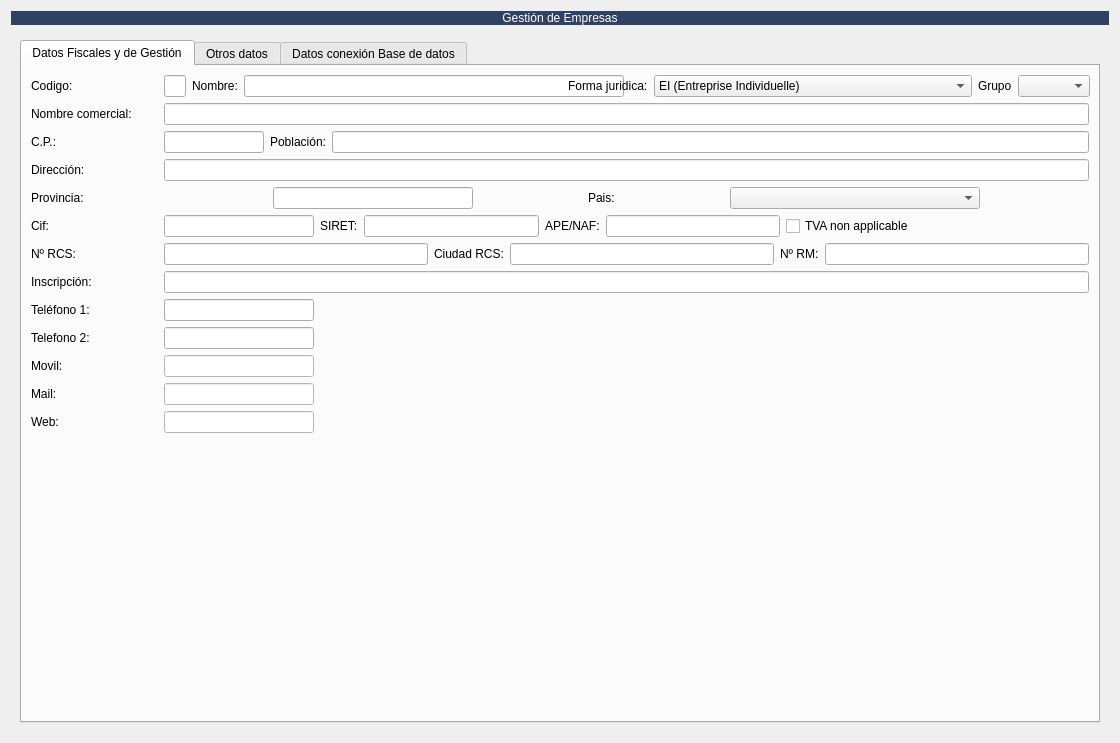
Before: the Qt Designer form app/ui/frmempresas.ui in MarcArtStudio3D/creative_ERP, drawn with Qt 5.
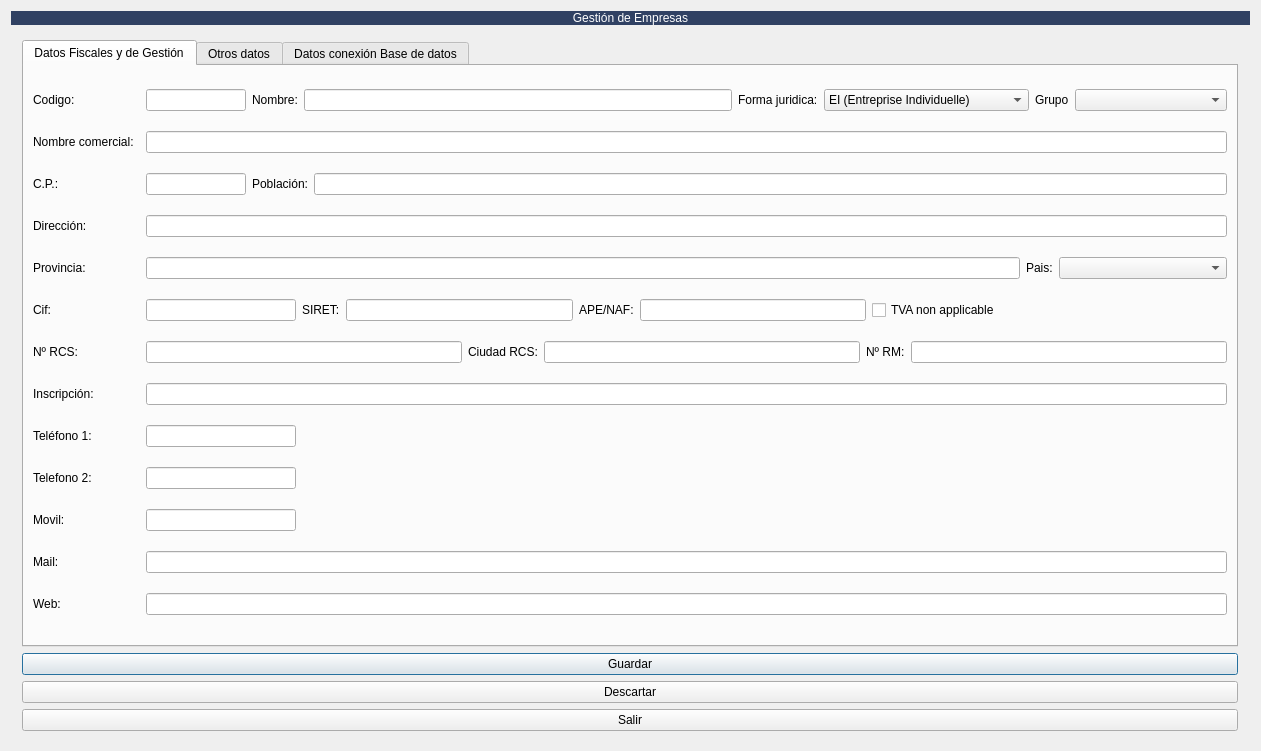
After: the same form once the commit is applied. The open tabs and pages were chosen to show the change. Icons and pictures are not drawn.

Commit message: feat: Implement Empresas module controller and refactor its UI form with new save/discard actions.

Diff of the .ui file:
```diff
--- a/app/ui/frmempresas.ui
+++ b/app/ui/frmempresas.ui
@@ -6,8 +6,8 @@
    <rect>
     <x>0</x>
     <y>0</y>
-    <width>1116</width>
-    <height>743</height>
+    <width>1261</width>
+    <height>751</height>
    </rect>
   </property>
   <property name="windowTitle">
@@ -40,11 +40,29 @@
      </property>
      <widget class="QWidget" name="create_page_empresa">
       <layout class="QGridLayout" name="gridLayout_14">
+       <item row="3" column="0">
+        <widget class="QPushButton" name="btn_guardar_nuevo">
+         <property name="text">
+          <string>Guardar</string>
+         </property>
+         <property name="icon">
+          <iconset>
+           <normaloff>:/Icons/PNG/Save.png</normaloff>:/Icons/PNG/Save.png</iconset>
+         </property>
+        </widget>
+       </item>
+       <item row="4" column="0">
+        <widget class="QPushButton" name="pushButton">
+         <property name="text">
+          <string>Descartar</string>
+         </property>
+        </widget>
+       </item>
        <item row="2" column="0">
         <widget class="QTabWidget" name="tabWidget">
          <property name="maximumSize">
           <size>
-           <width>1080</width>
+           <width>1216</width>
            <height>16777215</height>
           </size>
          </property>
@@ -59,15 +77,8 @@
            <string>Datos Fiscales y de Gestión</string>
           </attribute>
           <layout class="QGridLayout" name="gridLayout_12">
-           <item row="3" column="2">
-            <widget class="QLineEdit" name="txtdireccion1">
-             <property name="clearButtonEnabled">
-              <bool>true</bool>
-             </property>
-            </widget>
-           </item>
-           <item row="14" column="0" colspan="2">
-            <widget class="QLabel" name="label_21">
+           <item row="6" column="0">
+            <widget class="QLabel" name="label_22">
              <property name="sizePolicy">
               <sizepolicy hsizetype="Maximum" vsizetype="Preferred">
                <horstretch>0</horstretch>
@@ -76,28 +87,12 @@
              </property>
              <property name="minimumSize">
               <size>
-               <width>80</width>
+               <width>66</width>
                <height>0</height>
               </size>
              </property>
              <property name="text">
-              <string>Web:</string>
-             </property>
-            </widget>
-           </item>
-           <item row="1" column="2">
-            <widget class="QLineEdit" name="txtNombreComercial"/>
-           </item>
-           <item row="9" column="0" colspan="2">
-            <widget class="QLabel" name="label_23">
-             <property name="sizePolicy">
-              <sizepolicy hsizetype="Maximum" vsizetype="Preferred">
-               <horstretch>0</horstretch>
-               <verstretch>0</verstretch>
-              </sizepolicy>
-             </property>
-             <property name="text">
-              <string>Inscripción:</string>
+              <string>Cif:</string>
              </property>
             </widget>
            </item>
@@ -120,79 +115,39 @@
              </property>
             </widget>
            </item>
-           <item row="15" column="1">
-            <spacer name="verticalSpacer_9">
-             <property name="orientation">
-              <enum>Qt::Orientation::Vertical</enum>
+           <item row="15" column="3">
+            <widget class="QLineEdit" name="txtcMail"/>
+           </item>
+           <item row="7" column="0">
+            <widget class="QLabel" name="label_53">
+             <property name="text">
+              <string>Nº RCS:</string>
              </property>
-             <property name="sizeHint" stdset="0">
+            </widget>
+           </item>
+           <item row="0" column="0">
+            <widget class="QLabel" name="label_74">
+             <property name="text">
+              <string>Codigo:</string>
+             </property>
+            </widget>
+           </item>
+           <item row="10" column="3">
+            <widget class="QLineEdit" name="txttelefono1">
+             <property name="maximumSize">
               <size>
-               <width>20</width>
-               <height>136</height>
+               <width>150</width>
+               <height>16777215</height>
               </size>
              </property>
-            </spacer>
-           </item>
-           <item row="2" column="0">
-            <widget class="QLabel" name="label_14">
-             <property name="sizePolicy">
-              <sizepolicy hsizetype="Maximum" vsizetype="Preferred">
-               <horstretch>0</horstretch>
-               <verstretch>0</verstretch>
-              </sizepolicy>
-             </property>
              <property name="text">
-              <string>C.P.:</string>
+              <string/>
              </property>
-            </widget>
-           </item>
-           <item row="9" column="2">
-            <widget class="QLineEdit" name="txtcInscripcion">
              <property name="clearButtonEnabled">
               <bool>true</bool>
              </property>
             </widget>
            </item>
-           <item row="5" column="2">
-            <layout class="QHBoxLayout" name="horizontalLayout_2">
-             <item>
-              <widget class="QLineEdit" name="txtprovincia">
-               <property name="maximumSize">
-                <size>
-                 <width>200</width>
-                 <height>16777215</height>
-                </size>
-               </property>
-               <property name="clearButtonEnabled">
-                <bool>true</bool>
-               </property>
-              </widget>
-             </item>
-             <item>
-              <widget class="QLabel" name="label_16">
-               <property name="sizePolicy">
-                <sizepolicy hsizetype="Maximum" vsizetype="Preferred">
-                 <horstretch>0</horstretch>
-                 <verstretch>0</verstretch>
-                </sizepolicy>
-               </property>
-               <property name="text">
-                <string>Pais:</string>
-               </property>
-              </widget>
-             </item>
-             <item>
-              <widget class="QComboBox" name="cboPais_create">
-               <property name="maximumSize">
-                <size>
-                 <width>250</width>
-                 <height>16777215</height>
-                </size>
-               </property>
-              </widget>
-             </item>
-            </layout>
-           </item>
            <item row="5" column="0" colspan="2">
             <widget class="QLabel" name="label_15">
              <property name="sizePolicy">
@@ -206,6 +161,77 @@
              </property>
             </widget>
            </item>
+           <item row="9" column="3">
+            <widget class="QLineEdit" name="txtcInscripcion">
+             <property name="clearButtonEnabled">
+              <bool>true</bool>
+             </property>
+            </widget>
+           </item>
+           <item row="13" column="3">
+            <widget class="QLineEdit" name="txtMovil">
+             <property name="maximumSize">
+              <size>
+               <width>150</width>
+               <height>16777215</height>
+              </size>
+             </property>
+            </widget>
+           </item>
+           <item row="11" column="3">
+            <widget class="QLineEdit" name="txttelefono2">
+             <property name="maximumSize">
+              <size>
+               <width>150</width>
+               <height>16777215</height>
+              </size>
+             </property>
+             <property name="text">
+              <string/>
+             </property>
+             <property name="clearButtonEnabled">
+              <bool>true</bool>
+             </property>
+            </widget>
+           </item>
+           <item row="16" column="3">
+            <widget class="QLineEdit" name="txtweb"/>
+           </item>
+           <item row="13" column="0">
+            <widget class="QLabel" name="label_19">
+             <property name="sizePolicy">
+              <sizepolicy hsizetype="Maximum" vsizetype="Preferred">
+               <horstretch>0</horstretch>
+               <verstretch>0</verstretch>
+              </sizepolicy>
+             </property>
+             <property name="minimumSize">
+              <size>
+               <width>80</width>
+               <height>0</height>
+              </size>
+             </property>
+             <property name="text">
+              <string>Movil:</string>
+             </property>
+            </widget>
+           </item>
+           <item row="1" column="3">
+            <widget class="QLineEdit" name="txtNombreComercial"/>
+           </item>
+           <item row="9" column="0" colspan="2">
+            <widget class="QLabel" name="label_23">
+             <property name="sizePolicy">
+              <sizepolicy hsizetype="Maximum" vsizetype="Preferred">
+               <horstretch>0</horstretch>
+               <verstretch>0</verstretch>
+              </sizepolicy>
+             </property>
+             <property name="text">
+              <string>Inscripción:</string>
+             </property>
+            </widget>
+           </item>
            <item row="3" column="0" colspan="2">
             <widget class="QLabel" name="label_13">
              <property name="sizePolicy">
@@ -219,7 +245,7 @@
              </property>
             </widget>
            </item>
-           <item row="7" column="2">
+           <item row="7" column="3">
             <layout class="QHBoxLayout" name="horizontalLayout_7">
              <item>
               <widget class="QLineEdit" name="lineEdit_4"/>
@@ -246,86 +272,65 @@
              </item>
             </layout>
            </item>
-           <item row="6" column="2">
-            <layout class="QHBoxLayout" name="horizontalLayout_6">
+           <item row="15" column="0">
+            <widget class="QLabel" name="label_20">
+             <property name="sizePolicy">
+              <sizepolicy hsizetype="Maximum" vsizetype="Preferred">
+               <horstretch>0</horstretch>
+               <verstretch>0</verstretch>
+              </sizepolicy>
+             </property>
+             <property name="minimumSize">
+              <size>
+               <width>80</width>
+               <height>0</height>
+              </size>
+             </property>
+             <property name="text">
+              <string>Mail:</string>
+             </property>
+            </widget>
+           </item>
+           <item row="5" column="3">
+            <layout class="QHBoxLayout" name="horizontalLayout_2">
              <item>
-              <widget class="QLineEdit" name="txtcif">
-               <property name="maximumSize">
-                <size>
-                 <width>150</width>
-                 <height>16777215</height>
-                </size>
-               </property>
+              <widget class="QLineEdit" name="txtprovincia">
                <property name="clearButtonEnabled">
                 <bool>true</bool>
                </property>
               </widget>
              </item>
              <item>
-              <widget class="QLabel" name="label_32">
-               <property name="text">
-                <string>SIRET:</string>
+              <widget class="QLabel" name="label_16">
+               <property name="sizePolicy">
+                <sizepolicy hsizetype="Maximum" vsizetype="Preferred">
+                 <horstretch>0</horstretch>
+                 <verstretch>0</verstretch>
+                </sizepolicy>
                </property>
-              </widget>
-             </item>
-             <item>
-              <widget class="QLineEdit" name="lineEdit_2"/>
-             </item>
-             <item>
-              <widget class="QLabel" name="label_34">
                <property name="text">
-                <string>APE/NAF:</string>
+                <string>Pais:</string>
                </property>
               </widget>
              </item>
              <item>
-              <widget class="QLineEdit" name="lineEdit_3"/>
-             </item>
-             <item>
-              <widget class="QCheckBox" name="chkTVA">
-               <property name="text">
-                <string>TVA non applicable</string>
+              <widget class="QComboBox" name="cboPais_create">
+               <property name="minimumSize">
+                <size>
+                 <width>168</width>
+                 <height>0</height>
+                </size>
                </property>
-              </widget>
-             </item>
-             <item>
-              <spacer name="horizontalSpacer_9">
-               <property name="orientation">
-                <enum>Qt::Orientation::Horizontal</enum>
-               </property>
-               <property name="sizeHint" stdset="0">
+               <property name="maximumSize">
                 <size>
-                 <width>40</width>
-                 <height>20</height>
+                 <width>250</width>
+                 <height>16777215</height>
                 </size>
                </property>
-              </spacer>
+              </widget>
              </item>
             </layout>
            </item>
-           <item row="10" column="2">
-            <widget class="QLineEdit" name="txttelefono1">
-             <property name="maximumSize">
-              <size>
-               <width>150</width>
-               <height>16777215</height>
-              </size>
-             </property>
-             <property name="text">
-              <string/>
-             </property>
-             <property name="clearButtonEnabled">
-              <bool>true</bool>
-             </property>
-            </widget>
-           </item>
-           <item row="0" column="0">
-            <widget class="QLabel" name="label_74">
-             <property name="text">
-              <string>Codigo:</string>
-             </property>
-            </widget>
-           </item>
            <item row="11" column="0" colspan="2">
             <widget class="QLabel" name="label_18">
              <property name="sizePolicy">
@@ -345,27 +350,8 @@
              </property>
             </widget>
            </item>
-           <item row="13" column="2">
-            <widget class="QLineEdit" name="txtcMail">
-             <property name="maximumSize">
-              <size>
-               <width>150</width>
-               <height>16777215</height>
-              </size>
-             </property>
-             <property name="styleSheet">
-              <string notr="true">background-color: rgb(255, 255, 255);</string>
-             </property>
-             <property name="text">
-              <string/>
-             </property>
-             <property name="clearButtonEnabled">
-              <bool>true</bool>
-             </property>
-            </widget>
-           </item>
-           <item row="6" column="0">
-            <widget class="QLabel" name="label_22">
+           <item row="16" column="0" colspan="2">
+            <widget class="QLabel" name="label_21">
              <property name="sizePolicy">
               <sizepolicy hsizetype="Maximum" vsizetype="Preferred">
                <horstretch>0</horstretch>
@@ -374,16 +360,16 @@
              </property>
              <property name="minimumSize">
               <size>
-               <width>66</width>
+               <width>80</width>
                <height>0</height>
               </size>
              </property>
              <property name="text">
-              <string>Cif:</string>
+              <string>Web:</string>
              </property>
             </widget>
            </item>
-           <item row="0" column="2">
+           <item row="0" column="3">
             <layout class="QHBoxLayout" name="horizontalLayout_4">
              <item>
               <widget class="QLineEdit" name="txtcodigo">
@@ -412,10 +398,16 @@
               <widget class="QLineEdit" name="txtEmpresa">
                <property name="minimumSize">
                 <size>
-                 <width>380</width>
+                 <width>332</width>
                  <height>0</height>
                 </size>
                </property>
+               <property name="maximumSize">
+                <size>
+                 <width>16777215</width>
+                 <height>16777215</height>
+                </size>
+               </property>
                <property name="readOnly">
                 <bool>false</bool>
                </property>
@@ -433,6 +425,12 @@
              </item>
              <item>
               <widget class="QComboBox" name="cboFormajuridica">
+               <property name="maximumSize">
+                <size>
+                 <width>205</width>
+                 <height>16777215</height>
+                </size>
+               </property>
                <property name="sizeAdjustPolicy">
                 <enum>QComboBox::SizeAdjustPolicy::AdjustToContents</enum>
                </property>
@@ -505,6 +503,12 @@
              </item>
              <item>
               <widget class="QComboBox" name="cboGrupoEmpresa">
+               <property name="minimumSize">
+                <size>
+                 <width>152</width>
+                 <height>0</height>
+                </size>
+               </property>
                <property name="editable">
                 <bool>false</bool>
                </property>
@@ -512,41 +516,73 @@
              </item>
             </layout>
            </item>
-           <item row="13" column="0" colspan="2">
-            <widget class="QLabel" name="label_20">
+           <item row="6" column="3">
+            <layout class="QHBoxLayout" name="horizontalLayout_6">
+             <item>
+              <widget class="QLineEdit" name="txtcif">
+               <property name="maximumSize">
+                <size>
+                 <width>150</width>
+                 <height>16777215</height>
+                </size>
+               </property>
+               <property name="clearButtonEnabled">
+                <bool>true</bool>
+               </property>
+              </widget>
+             </item>
+             <item>
+              <widget class="QLabel" name="label_32">
+               <property name="text">
+                <string>SIRET:</string>
+               </property>
+              </widget>
+             </item>
+             <item>
+              <widget class="QLineEdit" name="lineEdit_2"/>
+             </item>
+             <item>
+              <widget class="QLabel" name="label_34">
+               <property name="text">
+                <string>APE/NAF:</string>
+               </property>
+              </widget>
+             </item>
+             <item>
+              <widget class="QLineEdit" name="lineEdit_3"/>
+             </item>
+             <item>
+              <widget class="QCheckBox" name="chkTVA">
+               <property name="text">
+                <string>TVA non applicable</string>
+               </property>
+              </widget>
+             </item>
+             <item>
+              <spacer name="horizontalSpacer_9">
+               <property name="orientation">
+                <enum>Qt::Orientation::Horizontal</enum>
+               </property>
+               <property name="sizeHint" stdset="0">
+                <size>
+                 <width>40</width>
+                 <height>20</height>
+                </size>
+               </property>
+              </spacer>
+             </item>
+            </layout>
+           </item>
+           <item row="2" column="0">
+            <widget class="QLabel" name="label_14">
              <property name="sizePolicy">
               <sizepolicy hsizetype="Maximum" vsizetype="Preferred">
                <horstretch>0</horstretch>
                <verstretch>0</verstretch>
               </sizepolicy>
              </property>
-             <property name="minimumSize">
-              <size>
-               <width>80</width>
-               <height>0</height>
-              </size>
-             </property>
              <property name="text">
-              <string>Mail:</string>
-             </property>
-            </widget>
-           </item>
-           <item row="14" column="2">
-            <widget class="QLineEdit" name="txtweb">
-             <property name="maximumSize">
-              <size>
-               <width>150</width>
-               <height>16777215</height>
-              </size>
-             </property>
-             <property name="styleSheet">
-              <string notr="true">background-color: rgb(255, 255, 255);</string>
-             </property>
-             <property name="text">
-              <string/>
-             </property>
-             <property name="clearButtonEnabled">
-              <bool>true</bool>
+              <string>C.P.:</string>
              </property>
             </widget>
            </item>
@@ -557,14 +593,7 @@
              </property>
             </widget>
            </item>
-           <item row="7" column="0">
-            <widget class="QLabel" name="label_53">
-             <property name="text">
-              <string>Nº RCS:</string>
-             </property>
-            </widget>
-           </item>
-           <item row="2" column="2">
+           <item row="2" column="3">
             <layout class="QHBoxLayout" name="horizontalLayout">
              <item>
               <widget class="QLineEdit" name="txtcp">
@@ -595,55 +624,8 @@
              </item>
             </layout>
            </item>
-           <item row="11" column="2">
-            <widget class="QLineEdit" name="txttelefono2">
-             <property name="maximumSize">
-              <size>
-               <width>150</width>
-               <height>16777215</height>
-              </size>
-             </property>
-             <property name="text">
-              <string/>
-             </property>
-             <property name="clearButtonEnabled">
-              <bool>true</bool>
-             </property>
-            </widget>
-           </item>
-           <item row="12" column="0" colspan="2">
-            <widget class="QLabel" name="label_19">
-             <property name="sizePolicy">
-              <sizepolicy hsizetype="Maximum" vsizetype="Preferred">
-               <horstretch>0</horstretch>
-               <verstretch>0</verstretch>
-              </sizepolicy>
-             </property>
-             <property name="minimumSize">
-              <size>
-               <width>80</width>
-               <height>0</height>
-              </size>
-             </property>
-             <property name="text">
-              <string>Movil:</string>
-             </property>
-            </widget>
-           </item>
-           <item row="12" column="2">
-            <widget class="QLineEdit" name="txtMovil">
-             <property name="maximumSize">
-              <size>
-               <width>150</width>
-               <height>16777215</height>
-              </size>
-             </property>
-             <property name="styleSheet">
-              <string notr="true">background-color: rgb(255, 255, 255);</string>
-             </property>
-             <property name="text">
-              <string/>
-             </property>
+           <item row="3" column="3">
+            <widget class="QLineEdit" name="txtdireccion1">
              <property name="clearButtonEnabled">
               <bool>true</bool>
              </property>
@@ -2159,41 +2141,99 @@
              </layout>
             </widget>
            </item>
-           <item row="4" column="2">
-            <widget class="QPushButton" name="pushButton">
-             <property name="text">
-              <string>Descartar</string>
+           <item row="2" column="1" rowspan="4" colspan="4">
+            <widget class="QGroupBox" name="groupBox_9">
+             <property name="title">
+              <string>Datos Acceso Postgre SQL(Recomendado para empresas con más de 10 ordenadores)</string>
              </property>
-            </widget>
-           </item>
-           <item row="3" column="2">
-            <widget class="QPushButton" name="btn_guardar_nuevo">
-             <property name="text">
-              <string>Guardar</string>
-             </property>
-             <property name="icon">
-              <iconset>
-               <normaloff>:/Icons/PNG/Save.png</normaloff>:/Icons/PNG/Save.png</iconset>
-             </property>
-            </widget>
-           </item>
-           <item row="5" column="2">
-            <widget class="QPushButton" name="btn_salir">
-             <property name="maximumSize">
-              <size>
-               <width>80</width>
-               <height>16777215</height>
-              </size>
-             </property>
-             <property name="text">
-              <string>Salir</string>
-             </property>
+             <widget class="QWidget" name="gridLayoutWidget">
+              <property name="geometry">
+               <rect>
+                <x>90</x>
+                <y>50</y>
+                <width>471</width>
+                <height>188</height>
+               </rect>
+              </property>
+              <layout class="QGridLayout" name="gridLayout_18">
+               <item row="2" column="3" colspan="2">
+                <widget class="QLineEdit" name="txtUsuarioMariaDB"/>
+               </item>
+               <item row="1" column="3" colspan="2">
+                <widget class="QLineEdit" name="lineEdit_15"/>
+               </item>
+               <item row="0" column="4">
+                <widget class="QLineEdit" name="lineEdit"/>
+               </item>
+               <item row="1" column="0" colspan="2">
+                <widget class="QLabel" name="label_79">
+                 <property name="text">
+                  <string>Nombre Base de Datos:</string>
+                 </property>
+                </widget>
+               </item>
+               <item row="3" column="0" colspan="2">
+                <widget class="QLabel" name="label_81">
+                 <property name="text">
+                  <string>Password:</string>
+                 </property>
+                </widget>
+               </item>
+               <item row="0" column="1">
+                <widget class="QLineEdit" name="txtHostMariaDB"/>
+               </item>
+               <item row="3" column="3" colspan="2">
+                <widget class="QLineEdit" name="txtPasswordMariaDB"/>
+               </item>
+               <item row="0" column="3">
+                <widget class="QLabel" name="label_78">
+                 <property name="text">
+                  <string>Puerto:</string>
+                 </property>
+                </widget>
+               </item>
+               <item row="0" column="0">
+                <widget class="QLabel" name="label_56">
+                 <property name="text">
+                  <string>Host:</string>
+                 </property>
+                </widget>
+               </item>
+               <item row="2" column="0" colspan="2">
+                <widget class="QLabel" name="label_80">
+                 <property name="text">
+                  <string>Usuario:</string>
+                 </property>
+                </widget>
+               </item>
+               <item row="4" column="0" colspan="5">
+                <widget class="QPushButton" name="pushButton_4">
+                 <property name="text">
+                  <string>Test Database conexion</string>
+                 </property>
+                </widget>
+               </item>
+              </layout>
+             </widget>
             </widget>
            </item>
           </layout>
          </widget>
         </widget>
        </item>
+       <item row="5" column="0">
+        <widget class="QPushButton" name="btn_salir">
+         <property name="maximumSize">
+          <size>
+           <width>16777215</width>
+           <height>16777215</height>
+          </size>
+         </property>
+         <property name="text">
+          <string>Salir</string>
+         </property>
+        </widget>
+       </item>
       </layout>
      </widget>
      <widget class="QWidget" name="page">
```
Left out of the diff: 676 changed lines with no effect on the pictures. The commit also changes 5 other files.
